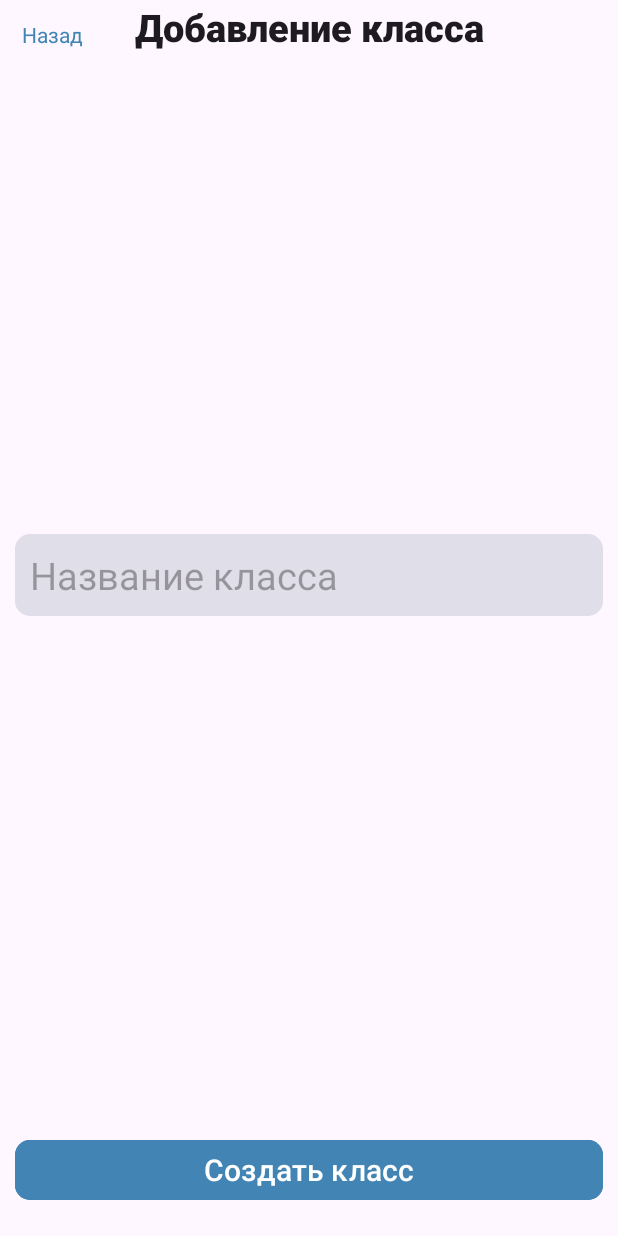
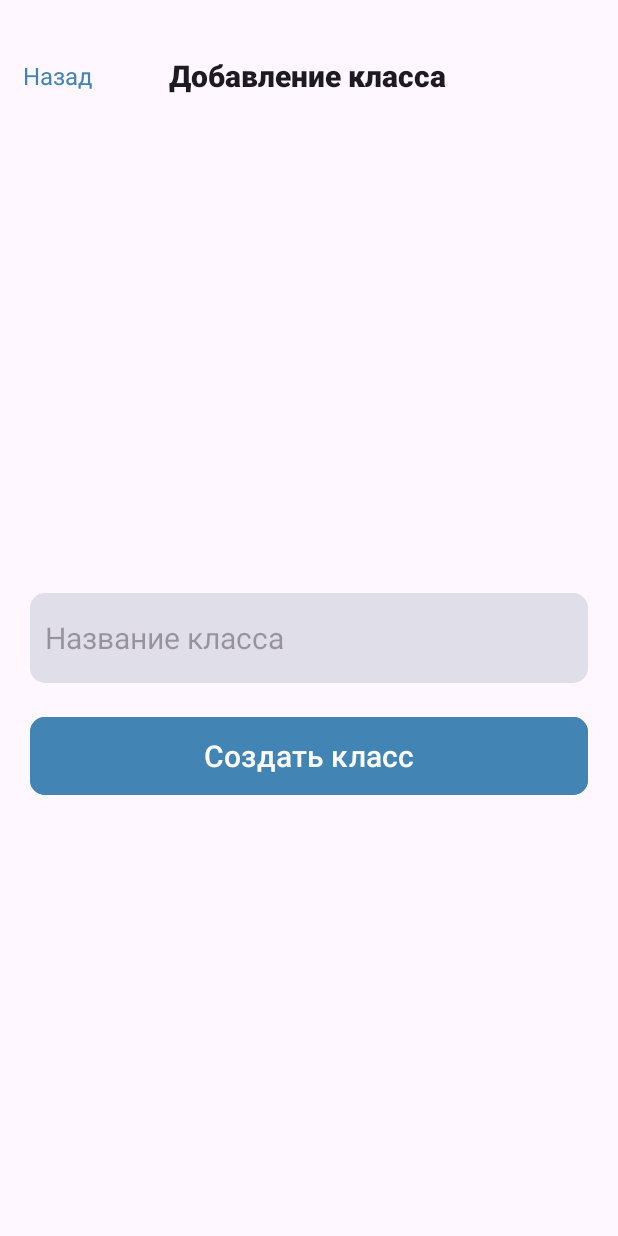
Before and after one commit to marcuryyy/EduVisionApp, an Android app: the AddClassActivity screen opened directly, with no data from a screen before it, on a phone screen of 412 x 824 dp. Run offline under Robolectric (Android 15) with nearby library versions, the phone set to English and light mode, and no system bars.

Commit message:
update xml alignment

```diff
--- a/app/src/main/res/layout/activity_add_class.xml
+++ b/app/src/main/res/layout/activity_add_class.xml
@@ -4,84 +4,87 @@
     xmlns:tools="http://schemas.android.com/tools"
     android:id="@+id/main"
     android:layout_width="match_parent"
-    android:layout_height="wrap_content"
+    android:layout_height="match_parent"
+    android:fitsSystemWindows="true"
+    android:windowTranslucentNavigation="true"
     android:windowTranslucentStatus="true"
-    android:windowTranslucentNavigation="true"
-    android:fitsSystemWindows="true"
     tools:context=".AuthActivity">
 
+    <androidx.constraintlayout.widget.ConstraintLayout
+        android:id="@+id/linearLayout3"
+        android:layout_width="match_parent"
+        android:layout_height="50dp"
+        android:layout_marginTop="25dp"
+        app:layout_constraintEnd_toEndOf="parent"
+        app:layout_constraintHorizontal_bias="0.0"
+        app:layout_constraintStart_toStartOf="parent"
+        app:layout_constraintTop_toTopOf="parent">
+
+        <TextView
+            android:id="@+id/backButton"
+            android:layout_width="wrap_content"
+            android:layout_height="wrap_content"
+            android:layout_marginStart="15dp"
+            android:gravity="center"
+            android:text="Назад"
+            android:textColor="@color/lightblue"
+            android:textSize="16sp"
+            app:layout_constraintBottom_toBottomOf="parent"
+            app:layout_constraintStart_toStartOf="parent"
+            app:layout_constraintTop_toTopOf="parent" />
 
         <TextView
             android:id="@+id/add_class_label"
             android:layout_width="wrap_content"
-        android:layout_height="35dp"
-        android:layout_marginLeft="10dp"
-        android:layout_marginTop="1dp"
-        android:layout_marginRight="10dp"
-        android:layout_marginBottom="800dp"
+            android:layout_height="wrap_content"
+            android:clickable="false"
             android:fontFamily="sans-serif-black"
-        android:gravity="center"
+            android:gravity="end"
             android:text="Добавление класса"
             android:textAppearance="@style/TextAppearance.AppCompat.Large"
-        android:textSize="25sp"
+            android:textSize="20sp"
             android:textStyle="bold"
             app:layout_constraintBottom_toBottomOf="parent"
             app:layout_constraintEnd_toEndOf="parent"
+            app:layout_constraintHorizontal_bias="0.497"
             app:layout_constraintStart_toStartOf="parent"
-        app:layout_constraintTop_toTopOf="parent"
-        app:layout_constraintVertical_bias="0.05" />
+            app:layout_constraintTop_toTopOf="parent" />
+    </androidx.constraintlayout.widget.ConstraintLayout>
 
     <EditText
         android:id="@+id/class_name"
         android:layout_width="match_parent"
-        android:layout_height="wrap_content"
-        android:layout_marginStart="10dp"
+        android:layout_height="60dp"
+        android:layout_marginStart="20dp"
         android:layout_marginTop="320dp"
-        android:layout_marginEnd="10dp"
-        android:layout_marginBottom="410dp"
+        android:layout_marginEnd="20dp"
         android:background="@drawable/rounded_corners"
         android:ems="10"
         android:hint="Название класса"
         android:inputType="text"
         android:padding="10dp"
-        android:textSize="25sp"
-        app:layout_constraintBottom_toTopOf="@+id/button_create_class"
+        android:textSize="20sp"
         app:layout_constraintEnd_toEndOf="parent"
         app:layout_constraintHorizontal_bias="0.0"
         app:layout_constraintStart_toStartOf="parent"
-        app:layout_constraintTop_toBottomOf="@+id/add_class_label"
-        app:layout_constraintVertical_bias="0.0" />
+        app:layout_constraintTop_toBottomOf="@+id/linearLayout3" />
 
     <Button
         android:id="@+id/button_create_class"
         android:layout_width="match_parent"
-        android:layout_height="wrap_content"
-        android:layout_marginStart="10dp"
-        android:layout_marginTop="810dp"
-        android:layout_marginEnd="10dp"
-        android:layout_marginBottom="20dp"
+        android:layout_height="60dp"
+        android:layout_marginStart="20dp"
+        android:layout_marginEnd="20dp"
+        android:backgroundTint="@color/lightblue"
         android:text="Создать класс"
-        android:backgroundTint="@color/lightblue"
         android:textSize="20sp"
         app:cornerRadius="10dp"
         app:layout_constraintBottom_toBottomOf="parent"
         app:layout_constraintEnd_toEndOf="parent"
+        app:layout_constraintHorizontal_bias="0.0"
         app:layout_constraintStart_toStartOf="parent"
-        app:layout_constraintTop_toBottomOf="@+id/add_class_label"
-        app:layout_constraintVertical_bias="1" />
+        app:layout_constraintTop_toBottomOf="@+id/class_name"
+        app:layout_constraintVertical_bias="0.06" />
 
-    <TextView
-        android:id="@+id/backButton"
-        android:layout_width="wrap_content"
-        android:layout_height="wrap_content"
-        android:layout_marginTop="13dp"
-        android:layout_marginStart="10dp"
-        android:layout_marginEnd="3dp"
-        android:text="Назад"
-        android:textColor="@color/lightblue"
-        app:layout_constraintEnd_toStartOf="@+id/add_class_label"
-        app:layout_constraintHorizontal_bias="0.125"
-        app:layout_constraintStart_toStartOf="parent"
-        app:layout_constraintTop_toTopOf="parent" />
 
 </androidx.constraintlayout.widget.ConstraintLayout>
--- a/app/src/main/res/layout/activity_check_question.xml
+++ b/app/src/main/res/layout/activity_check_question.xml
@@ -4,7 +4,7 @@
     xmlns:tools="http://schemas.android.com/tools"
     android:id="@+id/main"
     android:layout_width="match_parent"
-    android:layout_height="wrap_content"
+    android:layout_height="match_parent"
     android:orientation="horizontal"
     android:windowTranslucentStatus="true"
     android:windowTranslucentNavigation="true"
@@ -14,7 +14,7 @@
     <org.opencv.android.JavaCameraView
         android:id="@+id/camera_view"
         android:layout_width="match_parent"
-        android:layout_height="415dp"
+        android:layout_height="match_parent"
         android:visibility="visible"
         app:show_fps="true" />
 
@@ -26,6 +26,5 @@
         android:layout_marginTop="350dp"
         android:layout_marginEnd="1dp"
         android:layout_marginBottom="1dp"
-        android:background="#80000000"
         android:text="Button" />
 </FrameLayout>
```
Also changed, not shown: app/src/main/res/layout/activity_auth.xml (+14 -15 lines), app/src/main/res/layout/activity_class_info.xml (+17 -24 lines), app/src/main/res/layout/activity_main.xml (+20 -20 lines). Lines whose indentation alone changed are shown as unchanged.
